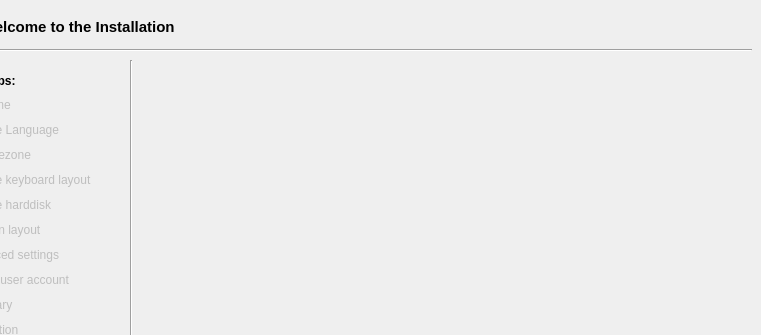
bbqlinux/bbqlinux-installer, file src/usr/share/bbqlinux-installer/qt_interface.ui: the form before one commit; both pictures show x 89 to 850 and y 0 to 335 of the 850 by 480 pixel window.
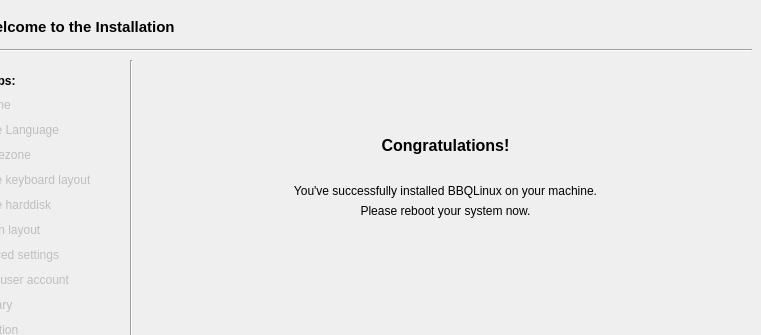
The form after the commit. The open tabs and pages were chosen to show the change. Icons and pictures are not drawn.

The edit to the form file:
```diff
--- a/src/usr/share/bbqlinux-installer/qt_interface.ui
+++ b/src/usr/share/bbqlinux-installer/qt_interface.ui
@@ -969,7 +969,81 @@
          </layout>
         </widget>
        </widget>
-       <widget class="QWidget" name="finishPage"/>
+       <widget class="QWidget" name="finishPage">
+        <widget class="QWidget" name="verticalLayoutWidget_35">
+         <property name="geometry">
+          <rect>
+           <x>10</x>
+           <y>70</y>
+           <width>601</width>
+           <height>31</height>
+          </rect>
+         </property>
+         <layout class="QVBoxLayout" name="verticalLayout_35">
+          <item>
+           <widget class="QLabel" name="label_16">
+            <property name="font">
+             <font>
+              <pointsize>12</pointsize>
+              <weight>75</weight>
+              <bold>true</bold>
+             </font>
+            </property>
+            <property name="text">
+             <string>Congratulations!</string>
+            </property>
+            <property name="alignment">
+             <set>Qt::AlignCenter</set>
+            </property>
+           </widget>
+          </item>
+         </layout>
+        </widget>
+        <widget class="QWidget" name="verticalLayoutWidget_36">
+         <property name="geometry">
+          <rect>
+           <x>10</x>
+           <y>120</y>
+           <width>601</width>
+           <height>21</height>
+          </rect>
+         </property>
+         <layout class="QVBoxLayout" name="verticalLayout_36">
+          <item>
+           <widget class="QLabel" name="label_17">
+            <property name="text">
+             <string>You've successfully installed BBQLinux on your machine.</string>
+            </property>
+            <property name="alignment">
+             <set>Qt::AlignCenter</set>
+            </property>
+           </widget>
+          </item>
+         </layout>
+        </widget>
+        <widget class="QWidget" name="verticalLayoutWidget_37">
+         <property name="geometry">
+          <rect>
+           <x>10</x>
+           <y>140</y>
+           <width>601</width>
+           <height>21</height>
+          </rect>
+         </property>
+         <layout class="QVBoxLayout" name="verticalLayout_37">
+          <item>
+           <widget class="QLabel" name="label_20">
+            <property name="text">
+             <string>Please reboot your system now.</string>
+            </property>
+            <property name="alignment">
+             <set>Qt::AlignCenter</set>
+            </property>
+           </widget>
+          </item>
+         </layout>
+        </widget>
+       </widget>
       </widget>
      </item>
     </layout>
```
Left out of the diff: 10 changed lines with no effect on the pictures.
